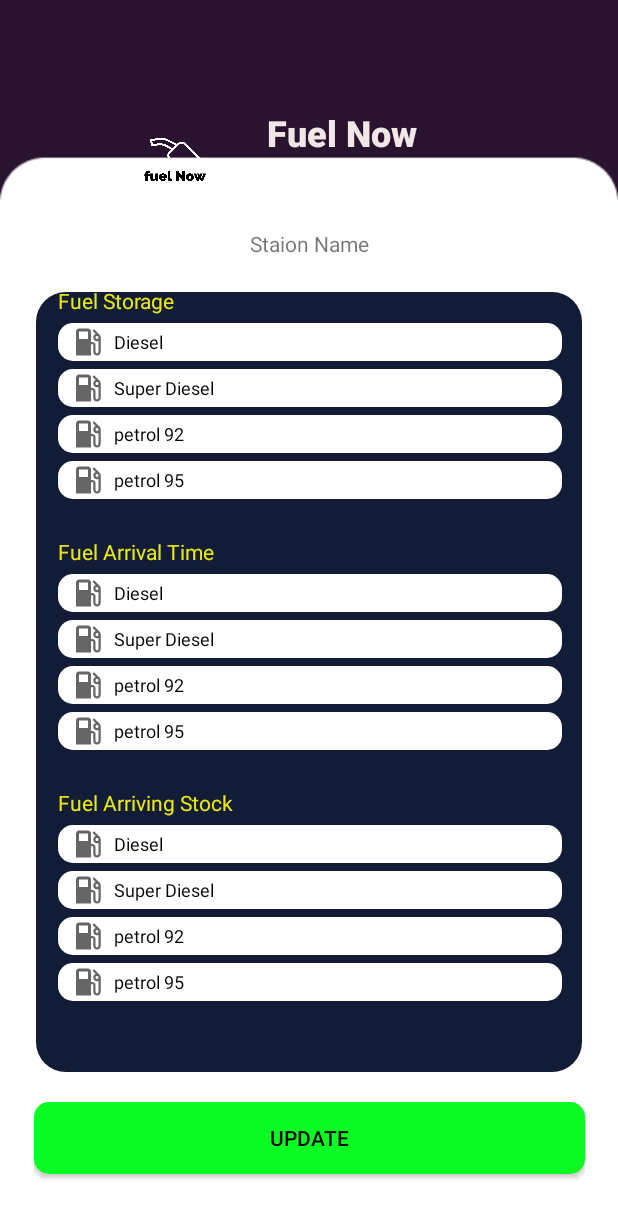
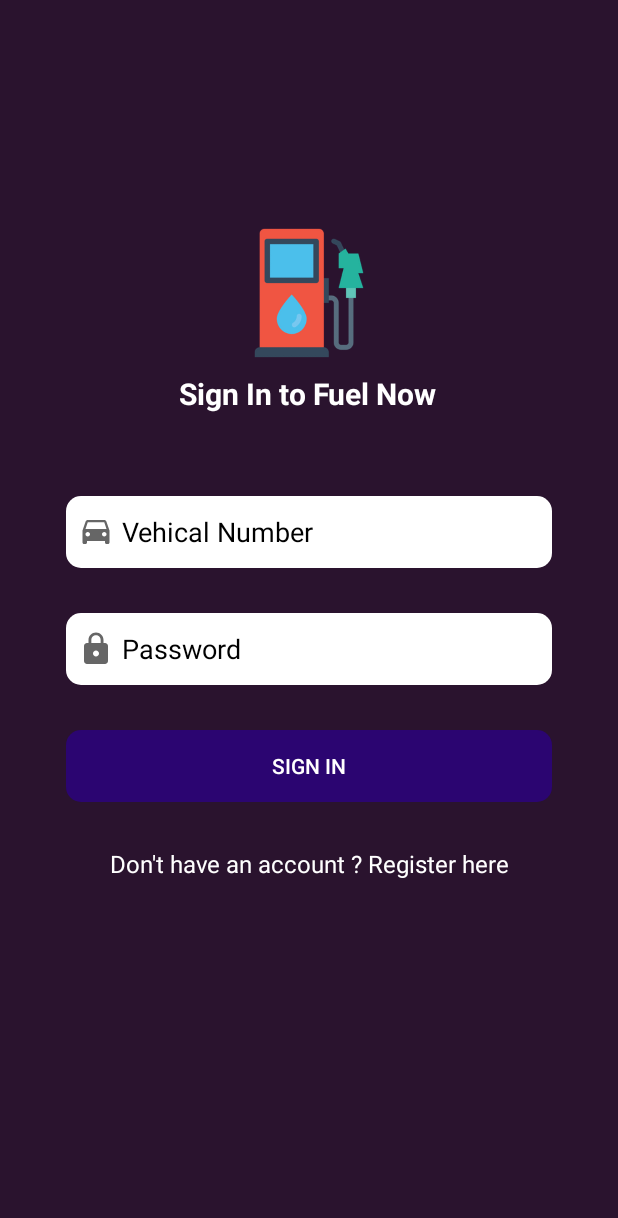
Before and after one commit to Lakshan555/EAD, an Android app: the screen it shows after launch (UpdateFuelStatus before the commit, SignInVehicleOwner after it), after a tap on "VEHICLE OWNER", on a phone screen of 412 x 824 dp. Shown: the top 1218 px of the screen. Run offline under Robolectric (Android 15) with nearby library versions, the phone set to English and light mode, and no system bars.

Commit message:
interfce changes

```diff
--- a/app/src/main/java/com/example/ead/FuelDetailsdriverView.java
+++ b/app/src/main/java/com/example/ead/FuelDetailsDriverView.java
@@ -4,7 +4,7 @@ import androidx.appcompat.app.AppCompatActivity;
 
 import android.os.Bundle;
 
-public class FuelDetailsdriverView extends AppCompatActivity {
+public class FuelDetailsDriverView extends AppCompatActivity {
 
     @Override
     protected void onCreate(Bundle savedInstanceState) {
--- a/app/src/main/java/com/example/ead/SignIn.java
+++ b/app/src/main/java/com/example/ead/Login/SignInVehicleOwner.java
@@ -1,4 +1,4 @@
-package com.example.ead;
+package com.example.ead.Login;
 
 import androidx.appcompat.app.AppCompatActivity;
 
@@ -7,21 +7,23 @@ import android.os.Bundle;
 import android.view.View;
 import android.widget.TextView;
 
-public class SignIn extends AppCompatActivity {
+import com.example.ead.R;
+
+public class SignInVehicleOwner extends AppCompatActivity {
 
     private TextView signUp;
 
     @Override
     protected void onCreate(Bundle savedInstanceState) {
         super.onCreate(savedInstanceState);
-        setContentView(R.layout.activity_sing_in);
+        setContentView(R.layout.activity_sing_in_vehicle_owner);
 
         signUp = (TextView) findViewById(R.id.noAcRegText);
 
         signUp.setOnClickListener(new View.OnClickListener() {
             @Override
             public void onClick(View view) {
-                Intent intent = new Intent(SignIn.this,SignUp.class);
+                Intent intent = new Intent(SignInVehicleOwner.this, SignUpVehicleOwner.class);
                 startActivity(intent);
             }
         });
--- a/app/src/main/java/com/example/ead/MainActivity.java
+++ b/app/src/main/java/com/example/ead/MainActivity.java
@@ -6,6 +6,10 @@ import android.content.Intent;
 import android.os.Bundle;
 import android.view.View;
 import android.widget.Button;
+
+import com.example.ead.Login.SignInStationOwner;
+import com.example.ead.Login.SignInVehicleOwner;
+
 
 public class MainActivity extends AppCompatActivity {
     private Button voBtn;
@@ -21,7 +25,7 @@ public class MainActivity extends AppCompatActivity {
         voBtn.setOnClickListener(new View.OnClickListener() {
             @Override
             public void onClick(View view) {
-                Intent intent = new Intent(MainActivity.this,UpdateFuelStatus.class);
+                Intent intent = new Intent(MainActivity.this,SignInVehicleOwner.class);
                 startActivity(intent);
             }
         });
@@ -29,7 +33,7 @@ public class MainActivity extends AppCompatActivity {
         sOBtn.setOnClickListener(new View.OnClickListener() {
             @Override
             public void onClick(View view) {
-                Intent intent = new Intent(MainActivity.this,SignIn.class);
+                Intent intent = new Intent(MainActivity.this, SignInStationOwner.class);
                 startActivity(intent);
             }
         });
--- a/app/src/main/res/layout/activity_fuel_detailsdriver_view.xml
+++ b/app/src/main/res/layout/activity_fuel_detailsdriver_view.xml
@@ -5,7 +5,7 @@
     android:layout_width="match_parent"
     android:layout_height="match_parent"
     android:background="@drawable/add_reminder__1_"
-    tools:context=".FuelDetailsdriverView">
+    tools:context=".FuelDetailsDriverView">
 
     <TextView
         android:id="@+id/Headline"
--- a/app/src/main/res/layout/activity_sign_up.xml
+++ b/app/src/main/res/layout/activity_sign_up_vehicle_owner.xml
@@ -5,7 +5,7 @@
     android:layout_width="match_parent"
     android:layout_height="match_parent"
     android:background="@drawable/plain_back"
-    tools:context=".SignUp">
+    tools:context=".Login.SignUpVehicleOwner">
 
     <ImageView
         android:id="@+id/imageView5"
--- /dev/null
+++ b/app/src/main/res/layout/activity_sing_in_vehicle_owner.xml
@@ -0,0 +1,95 @@
+<?xml version="1.0" encoding="utf-8"?>
+<androidx.constraintlayout.widget.ConstraintLayout xmlns:android="http://schemas.android.com/apk/res/android"
+    xmlns:app="http://schemas.android.com/apk/res-auto"
+    xmlns:tools="http://schemas.android.com/tools"
+    android:layout_width="match_parent"
+    android:layout_height="match_parent"
+    android:background="@drawable/plain_back"
+    tools:context=".Login.SignInVehicleOwner">
+
+    <ImageView
+        android:id="@+id/imageView5"
+        android:layout_width="144dp"
+        android:layout_height="105dp"
+        android:layout_marginBottom="576dp"
+        app:layout_constraintBottom_toBottomOf="parent"
+        app:layout_constraintEnd_toEndOf="parent"
+        app:layout_constraintHorizontal_bias="0.5"
+        app:layout_constraintStart_toStartOf="parent"
+        app:srcCompat="@drawable/petrol_pump_fuel_gas_gasoline_station_service_5_33600" />
+
+    <TextView
+        android:id="@+id/textView"
+        android:layout_width="wrap_content"
+        android:layout_height="wrap_content"
+        android:layout_marginBottom="548dp"
+        android:text="Sign In to Fuel Now"
+        android:textColor="#FFFFFF"
+        android:textSize="20sp"
+        android:textStyle="bold"
+        app:layout_constraintBottom_toBottomOf="parent"
+        app:layout_constraintEnd_toEndOf="parent"
+        app:layout_constraintHorizontal_bias="0.497"
+        app:layout_constraintStart_toStartOf="parent" />
+
+    <LinearLayout
+        android:layout_width="324dp"
+        android:layout_height="436dp"
+        android:layout_marginBottom="3dp"
+        android:orientation="vertical"
+        app:layout_constraintBottom_toBottomOf="parent"
+        app:layout_constraintEnd_toEndOf="parent"
+        app:layout_constraintStart_toStartOf="parent"
+        app:layout_constraintTop_toBottomOf="@+id/textView">
+
+        <EditText
+            android:id="@+id/signInVNo"
+            android:layout_width="match_parent"
+            android:layout_height="48dp"
+            android:background="@drawable/text_box"
+            android:drawableStart="@drawable/ic_baseline_drive_eta_24"
+            android:drawablePadding="5dp"
+            android:ems="10"
+            android:hint="Vehical Number"
+            android:inputType="textPersonName"
+            android:paddingStart="8dp"
+            android:paddingLeft="15sp"
+            android:textColorHint="#000000" />
+
+        <EditText
+            android:id="@+id/signInVNo2"
+            android:layout_width="match_parent"
+            android:layout_height="48dp"
+            android:background="@drawable/text_box"
+            android:drawableStart="@drawable/ic_baseline_lock_24"
+            android:drawablePadding="5dp"
+            android:ems="10"
+            android:hint="Password"
+            android:inputType="textPassword"
+            android:paddingStart="8dp"
+            android:paddingLeft="15sp"
+            android:layout_marginTop="30dp"
+            android:textColorHint="#000000" />
+
+        <Button
+            android:id="@+id/SignInBtn"
+            android:layout_width="match_parent"
+            android:layout_height="wrap_content"
+            android:layout_marginTop="30dp"
+            android:background="@drawable/btn_main"
+            android:text="Sign In"
+            android:textColor="@color/white" />
+
+        <TextView
+            android:id="@+id/noAcRegText"
+            android:layout_width="match_parent"
+            android:layout_height="wrap_content"
+            android:layout_marginTop="30dp"
+            android:elegantTextHeight="true"
+            android:gravity="center"
+            android:text="Don't have an account ? Register here"
+            android:textColor="#FFFFFF"
+            android:textSize="16sp" />
+    </LinearLayout>
+
+</androidx.constraintlayout.widget.ConstraintLayout>
```
Also changed, not shown: app/src/main/AndroidManifest.xml (+9 -3 lines), app/src/main/java/com/example/ead/Login/SignInStationOwner.java (added, +31 -0 lines), app/src/main/java/com/example/ead/Login/SignUpStaionOwner.java (added, +16 -0 lines), app/src/main/java/com/example/ead/Login/SignUpVehicleOwner.java (renamed from app/src/main/java/com/example/ead/SignUp.java, +5 -3 lines), app/src/main/res/layout/activity_sign_up_station_owner.xml (added, +157 -0 lines), app/src/main/res/layout/activity_sing_in_station_owner.xml (renamed from app/src/main/res/layout/activity_sing_in.xml, +4 -4 lines), 1 other file.
